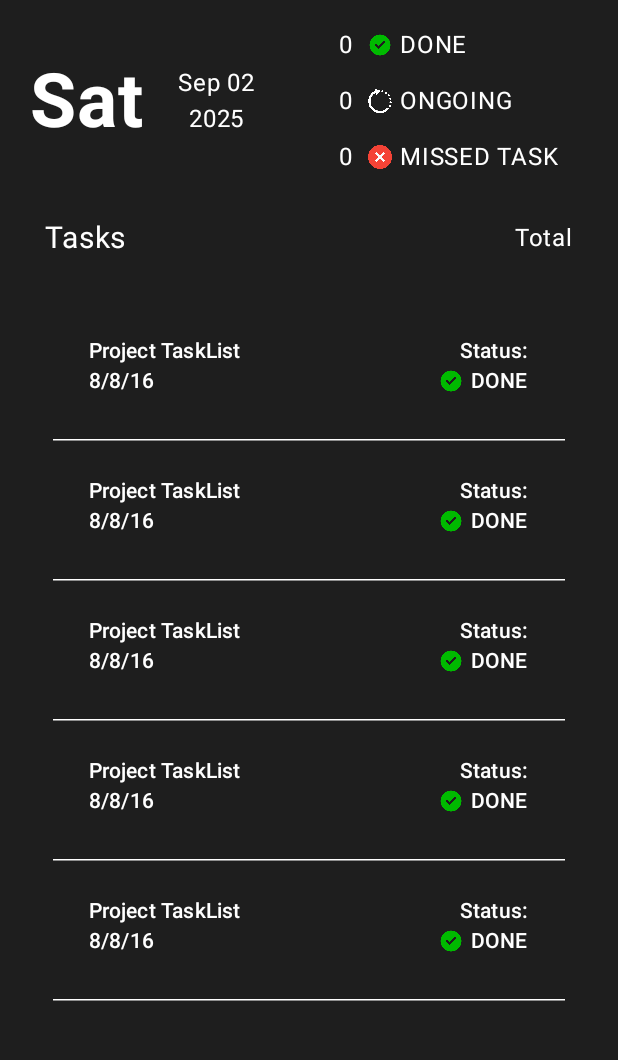
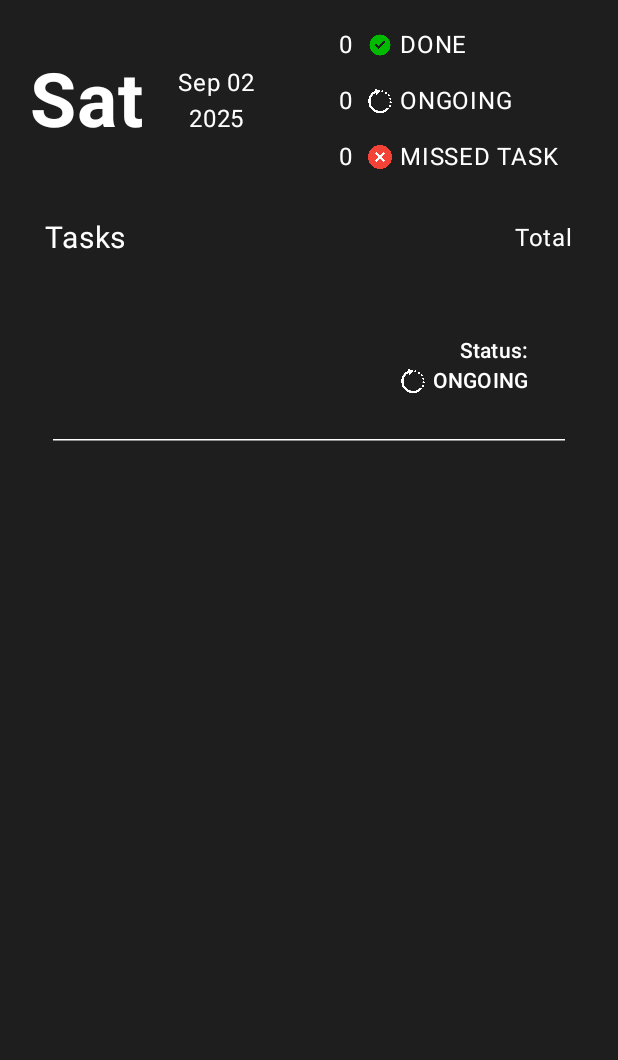
Before and after one commit to AndriQuinn/task-list-app-android, an Android app built with Jetpack Compose: the composable HomeScreen shown on its own in the app's theme, on a phone screen of 412 x 824 dp, the part 72-1132 px from its top. Run offline under Robolectric (Android 15) with nearby library versions, the phone set to English and light mode, and no system bars.

Commit message:
Added more comments & modified the HomeScreen

```diff
--- a/app/src/main/java/com/example/tasklist/functions/Functions.kt
+++ b/app/src/main/java/com/example/tasklist/functions/Functions.kt
@@ -1,6 +1,7 @@
 package com.example.tasklist.functions
 
 import android.content.Context
+import com.example.tasklist.structure.StatusType
 import java.io.File
 import org.json.JSONArray;
 import org.json.JSONObject;
@@ -35,6 +36,7 @@ fun addTaskFile(context: Context, taskTitle: String, taskDeadline: String, taskD
     taskObject.put("taskTitle", taskTitle)
     taskObject.put("taskDeadline", taskDeadline)
     taskObject.put("taskDescription", taskDescription)
+    taskObject.put("taskStatus", "ONGOING")
 
     fileContent.put(taskObject) // put the task object to the json array
     filePath.writeText(fileContent.toString()) // rewrite the file with the updated one
--- a/app/src/main/java/com/example/tasklist/structure/TaskNode.kt
+++ b/app/src/main/java/com/example/tasklist/structure/TaskNode.kt
@@ -3,5 +3,6 @@ package com.example.tasklist.structure
 data class TaskNode (
     val title: String,
     val description: String,
-    val deadline: String
+    val deadline: String,
+    val status: StatusType
 )
--- a/app/src/main/java/com/example/tasklist/ui/screen/AddTaskScreen.kt
+++ b/app/src/main/java/com/example/tasklist/ui/screen/AddTaskScreen.kt
@@ -59,7 +59,7 @@ fun AddTaskScreen(
         var taskDeadline by remember { mutableStateOf("") } // Task deadline state holder
 
         AddTaskNavBar(
-            addFunction = { addTaskFile(
+            addFunction = { addTaskFile( // Function to add the task to json file
                 context = context,
                 taskTitle = taskTitle,
                 taskDescription = taskDescription,
@@ -69,8 +69,8 @@ fun AddTaskScreen(
             modifier = Modifier.weight(0.8f)
         )
         AddTaskBody(
-            title = taskTitle,
-            description = taskDescription,
+            title = taskTitle, // Pass the state
+            description = taskDescription, // Pass the state
             setTitleFunction = { title -> taskTitle = title }, // taskTitle setter
             setDeadlineFunction = { deadline -> taskDeadline = deadline }, // taskDeadline setter
             setDescriptionFunction = { description -> taskDescription = description }, // taskDescription setter
@@ -232,7 +232,6 @@ fun AddTaskBody(
             ),
             singleLine = false,
             modifier = Modifier.fillMaxWidth()
-
         )
     }
 }
--- a/app/src/main/java/com/example/tasklist/ui/screen/HomeScreen.kt
+++ b/app/src/main/java/com/example/tasklist/ui/screen/HomeScreen.kt
@@ -36,9 +36,18 @@ import androidx.compose.foundation.layout.size
 import androidx.compose.foundation.layout.width
 import androidx.compose.foundation.layout.PaddingValues
 import androidx.compose.foundation.shape.RoundedCornerShape
+import androidx.compose.runtime.mutableStateListOf
 import androidx.navigation.NavController
 import androidx.navigation.compose.rememberNavController
-
+import com.example.tasklist.structure.TaskNode
+import androidx.compose.runtime.mutableStateOf
+import androidx.compose.runtime.remember
+import androidx.compose.runtime.setValue
+import androidx.compose.ui.platform.LocalContext
+import androidx.compose.ui.text.style.TextAlign
+import java.io.File
+import org.json.JSONArray;
+import org.json.JSONObject;
 
 @Composable
 fun HomeScreen (
@@ -97,7 +106,7 @@ fun TopBanner(
 
 @Composable
 fun NavBar(
-    toAddScreen: () -> Unit,
+    toAddScreen: () -> Unit, // Function to go AddTaskScreen
     modifier: Modifier = Modifier) {
     Row(
         verticalAlignment = Alignment.CenterVertically,
@@ -106,10 +115,12 @@ fun NavBar(
             .padding(horizontal = 15.dp)
             .fillMaxSize()
     ) {
+        // Container for navigation bar, horizontally placed
         Row(
             modifier = modifier.fillMaxHeight(),
             verticalAlignment = Alignment.CenterVertically
         ) {
+            // Logo
             Image(
                 painter = painterResource(R.drawable.logo_icon),
                 contentDescription = "logo image",
@@ -121,6 +132,8 @@ fun NavBar(
                 color = Color.White
             )
         }
+
+        // Button to go to AddTaskScreen
         Button(
             onClick = {toAddScreen()},
             colors = buttonColors(
@@ -131,6 +144,7 @@ fun NavBar(
             shape = RoundedCornerShape(0.dp),
             modifier = Modifier.size(30.dp)
         ) {
+            // Add icon
             Image(
                 painter = painterResource(R.drawable.add_icon),
                 contentDescription = "add icon",
@@ -148,6 +162,7 @@ fun TaskLists(modifier: Modifier = Modifier) {
             .fillMaxSize()
     ) {
         // Header
+        // Container for header, horizontally arranged
         Row (
             modifier = Modifier.fillMaxWidth(),
             horizontalArrangement = Arrangement.SpaceBetween,
@@ -165,40 +180,58 @@ fun TaskLists(modifier: Modifier = Modifier) {
         }
 
         // Tasks list
+        // Container for lists of tasks, vertically arranged
         Column (
             modifier = Modifier.padding(
                 vertical = 30.dp,
                 horizontal = 5.dp)
         ) {
-            TaskTab(
-                title = "Project TaskList",
-                deadline = "8/8/16",
-                status = StatusType.DONE
-            )
+            val context = LocalContext.current // Get the app context
 
-            TaskTab(
-                title = "Project TaskList",
-                deadline = "8/8/16",
-                status = StatusType.DONE
-            )
+            val listOfTask = remember { mutableStateListOf<TaskNode>() } // Holds the list of tasks as state
+            val taskJsonPath = File(context.filesDir,"task-list.json") // Get the file path of task-list.json
 
-            TaskTab(
-                title = "Project TaskList",
-                deadline = "8/8/16",
-                status = StatusType.DONE
-            )
+            // Checks if it exists
+            if (!taskJsonPath.exists()) {
+                taskJsonPath.writeText("[]")
+            }
 
-            TaskTab(
-                title = "Project TaskList",
-                deadline = "8/8/16",
-                status = StatusType.DONE
-            )
+            val taskJsonArray =  JSONArray(taskJsonPath.readText()) // Place the content of task-list.json
 
-            TaskTab(
-                title = "Project TaskList",
-                deadline = "8/8/16",
-                status = StatusType.DONE
-            )
+            // Check if it contains a tasks
+            if (taskJsonArray.length() > 0) {
+                val taskLists = mutableListOf<TaskNode>() // Holds all the tasks it contains
+                for (tasks in 0 until taskJsonArray.length()) { // Iterate every tasks it contains
+                    val taskObject: JSONObject = taskJsonArray.getJSONObject(tasks) // Holds the task object
+                    taskLists.add( // Add the task object to taskLists
+                        TaskNode(
+                            title = taskObject.getString("taskTitle"),
+                            description = taskObject.getString("taskDescription"),
+                            deadline = taskObject.getString("taskDeadline"),
+                            status = StatusType.valueOf(taskObject.getString("taskStatus"))
+                        )
+                    )
+                }
+                listOfTask.addAll(taskLists) // Add them all at once to trigger single recomposition
+            }
+
+            // Load all the tasks
+            if (listOfTask.size == 0) {
+                Text(
+                    text = "No ongoing tasks",
+                    color = Color.White,
+                    textAlign = TextAlign.Center,
+                    modifier = Modifier.fillMaxWidth())
+            } else {
+                for (tasks in listOfTask) {
+                    TaskTab(
+                        title = tasks.title,
+                        status = tasks.status,
+                        deadline = tasks.deadline,
+                    )
+                }
+            }
+
         }
     }
 }
```
